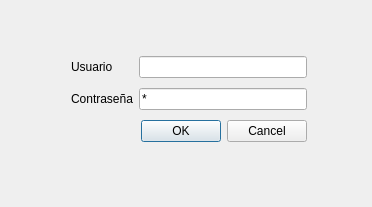
Qt form src/uis/autenticarse.ui (sergiomona89/qtInventory) before a commit.
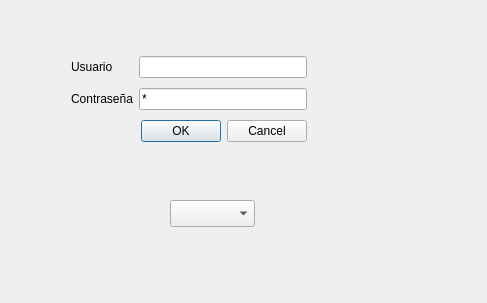
The same form after that commit.

Patch:
```diff
--- a/src/uis/autenticarse.ui
+++ b/src/uis/autenticarse.ui
@@ -6,8 +6,8 @@
    <rect>
     <x>0</x>
     <y>0</y>
-    <width>372</width>
-    <height>207</height>
+    <width>487</width>
+    <height>303</height>
    </rect>
   </property>
   <property name="windowTitle">
@@ -56,6 +56,16 @@
     </item>
    </layout>
   </widget>
+  <widget class="QComboBox" name="comboBox">
+   <property name="geometry">
+    <rect>
+     <x>170</x>
+     <y>200</y>
+     <width>85</width>
+     <height>27</height>
+    </rect>
+   </property>
+  </widget>
  </widget>
  <tabstops>
   <tabstop>lineEdit</tabstop>
```
